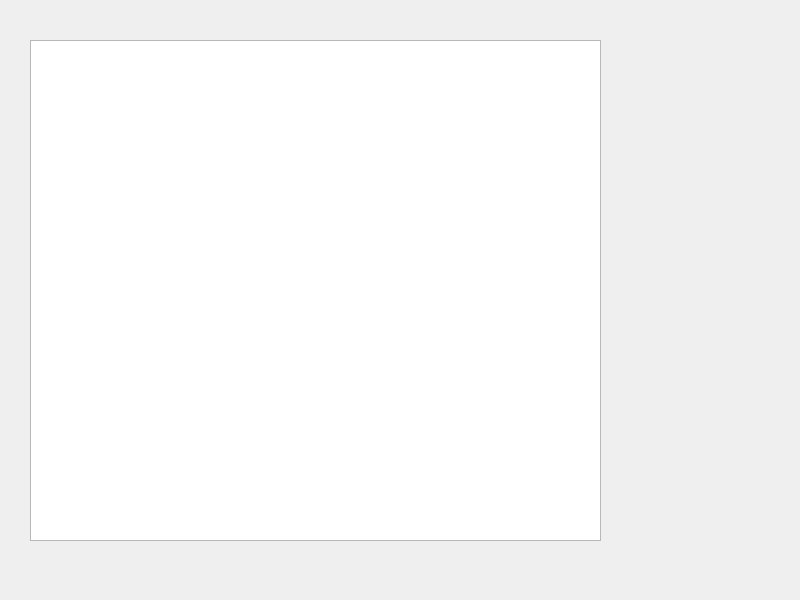
sangko-dgq/My-Qt-Test-Projects, file FileSync/filesync.ui: the form before one commit.
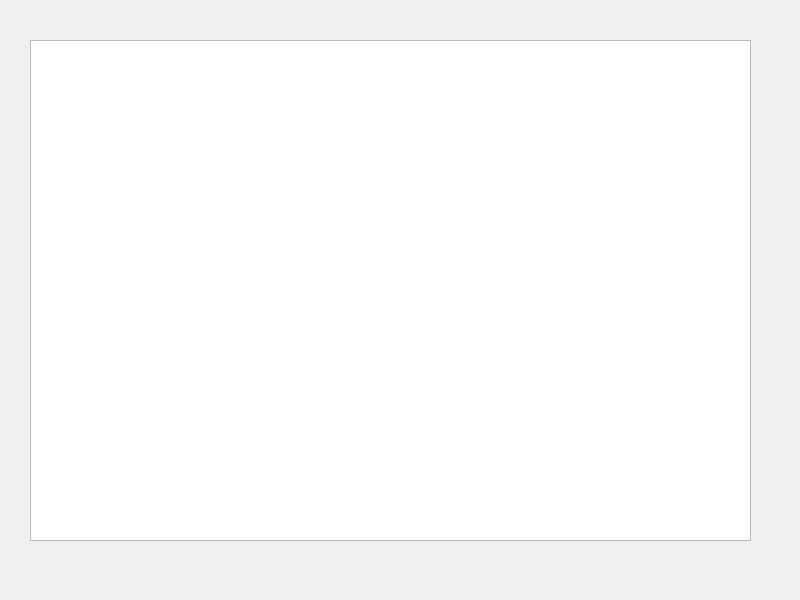
The form after the commit.

```diff
--- a/FileSync/filesync.ui
+++ b/FileSync/filesync.ui
@@ -18,7 +18,7 @@
     <rect>
      <x>30</x>
      <y>40</y>
-     <width>571</width>
+     <width>721</width>
      <height>501</height>
     </rect>
    </property>
```
